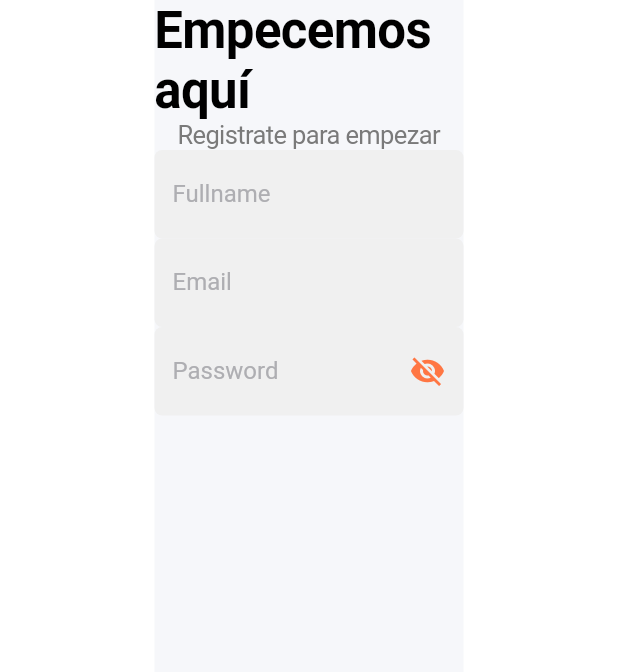
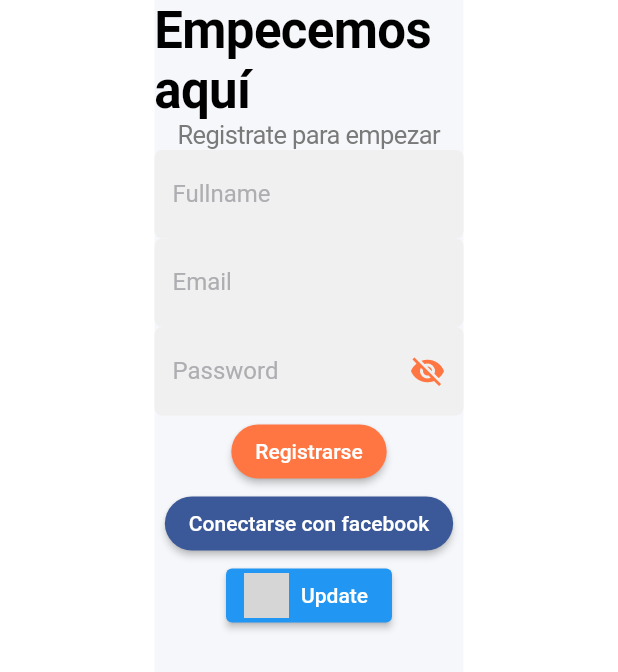
Before and after one commit to Juanesdn/HomeTechFlutterApp, a Flutter app: the screen it shows after launch, after a tap on "Continuar", on a phone screen of 412 x 824 dp. Shown: the top 672 px of the screen. Run offline on Flutter 3.47's test engine with Material 2 defaults, Android fonts, the phone set to English and light mode, and no system bars; grey boxes are pictures that could not be loaded.

Commit message:
logos added

```diff
--- a/lib/screens/login/login_screen.dart
+++ b/lib/screens/login/login_screen.dart
@@ -1,5 +1,6 @@
 import 'package:flutter/material.dart';
 import 'package:hometech_app/constants.dart';
+import '../../size_config.dart';
 
 class LoginScreen extends StatefulWidget {
   @override
@@ -14,6 +15,65 @@ class _LoginScreenState extends State<LoginScreen> {
     super.initState();
     setState(() {});
   }
+
+  Color _getTextColor(Set<MaterialState> states) => states.any(<MaterialState>{
+        MaterialState.pressed,
+        MaterialState.hovered,
+        MaterialState.focused,
+      }.contains)
+          ? Colors.green
+          : Colors.blue;
+
+  testButton() => ElevatedButton.icon(
+      onPressed: () {/* do something here */},
+      icon: googleLogo(),
+      style: ButtonStyle(
+        backgroundColor: MaterialStateColor.resolveWith(_getTextColor),
+      ),
+      label: Text(
+        "Update",
+        style: TextStyle(color: Colors.white),
+      ));
+
+  registrarseButton() => MaterialButton(
+        shape: RoundedRectangleBorder(
+          borderRadius: BorderRadius.circular(20),
+        ),
+        color: primaryColor,
+        onPressed: () =>
+            setState(() => _isPasswordVisible = _isPasswordVisible),
+        child: Text(
+          "Registrarse",
+          style: TextStyle(color: Colors.white),
+        ),
+      );
+
+  googleLogo() => Image.asset(
+        "../../../assets/images/Google_logo.png",
+        height: 30,
+        width: 30,
+      );
+
+  facebookLogo() => Image.asset(
+        "../../../assets/images/Facebook_logo.png",
+        height: 30,
+        width: 30,
+      );
+
+  redSocialButton() => MaterialButton(
+        shape: RoundedRectangleBorder(
+          borderRadius: BorderRadius.circular(20),
+        ),
+        color: Color(0xFF3B5998),
+        onPressed: () =>
+            setState(() => _isPasswordVisible = _isPasswordVisible),
+        child: Text(
+          "Conectarse con facebook",
+          style: TextStyle(
+            color: Colors.white,
+          ),
+        ),
+      );
 
   passwordIconButton() => IconButton(
         color: primaryColor,
@@ -106,7 +166,14 @@ class _LoginScreenState extends State<LoginScreen> {
                 fullnameTextFormField(),
                 emailTextFormField(),
                 passwordTextFormField(),
+                registrarseButton(),
+                redSocialButton(),
+                testButton(),
               ],
-                    )))));
+            ),
+          ),
+        ),
+      ),
+    );
   }
 }
```
Also changed, not shown: assets/images/Facebook_logo.png (added), assets/images/Google_logo.png (added). Lines whose indentation alone changed are shown as unchanged.
